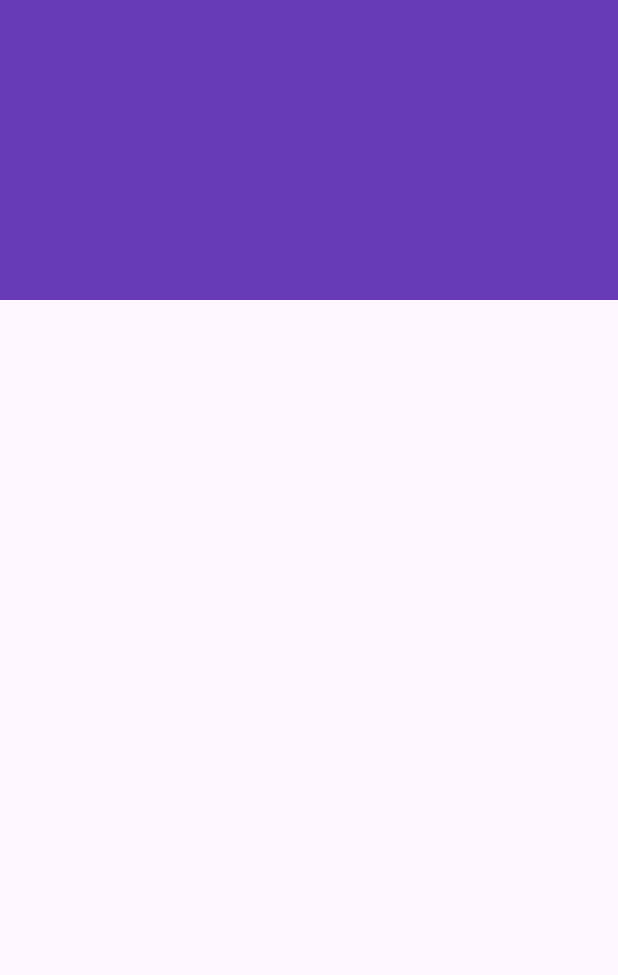
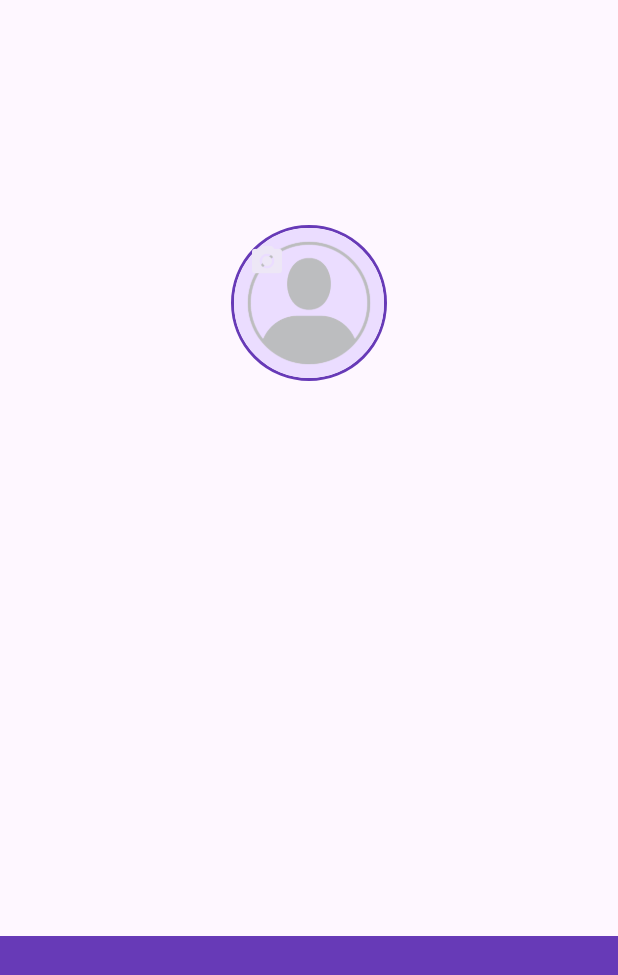
Before and after one commit to 2024-2025-Gasal-PABI-SI52/project-wisata-candi-JordiWillyam, a Flutter app: the screen it shows after launch, on a phone screen of 412 x 824 dp. Shown: the top 975 px of the screen. Run offline on Flutter 3.47's test engine with Material 3 defaults, Android fonts, the phone set to English and light mode, and no system bars; our stand-ins replace cached_network_image.

Commit message:
Update : vid 3 , min 34.10

```diff
--- a/project_wisata_candi/lib/screens/profile_screen.dart
+++ b/project_wisata_candi/lib/screens/profile_screen.dart
@@ -12,17 +12,56 @@ class ProfileScreen extends StatefulWidget {
 class _ProfileScreenState extends State<ProfileScreen> {
   @override
   Widget build(BuildContext context) {
-    // TODO: implement build
+    // Variable yang dibutuhkan
+    bool isSignIn = true;
+    String fullname = "";
+    String email = "";
+    int favoriteCandiCount = 0;
+
     return Scaffold(
       body: Stack(
+        alignment: Alignment.bottomRight,
         children: [
           Container(
             height: 200,
             width: double.infinity,
             color: Colors.deepPurple,
           ),
-          Column(
-            children: [],
+          Padding(
+            padding: const EdgeInsets.symmetric(horizontal: 16),
+            child: Column(
+              children: [
+                // Bagian Profile Header
+                Align(
+                  alignment: Alignment.topCenter,
+                  child: Padding(
+                    padding: const EdgeInsets.only(top: 150),
+                    child: Stack(
+                      children: [
+                        Container(
+                          decoration: BoxDecoration(
+                            border: Border.all(
+                              color: Colors.deepPurple,
+                              width: 2,
+                            ),
+                            shape: BoxShape.circle,
+                          ),
+                          child: CircleAvatar(
+                            radius: 50,
+                            backgroundImage: AssetImage("images/placeholder_image.png"),
+                          ),
+                    ),
+                    if (isSignIn) IconButton(onPressed: (){}, icon: Icon(Icons.camera_alt, color: Colors.deepPurple[50])),
+                    ],
+                    ),
+                  ),
+                ),
+                // Bagian profile info
+
+                // Bagian profile Action
+
+              ],
+            ),
           )
         ],
       ),
```
